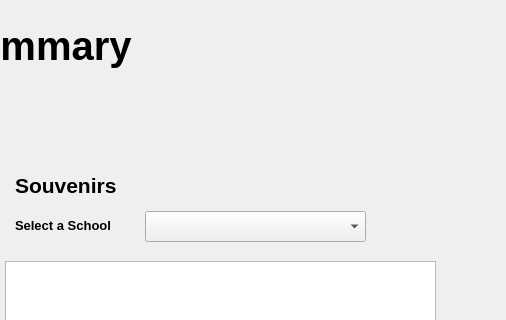
This is tripsummary.ui in rizzi-trevor/Proj2TempRepo as Qt 5 draws it before an edit; both pictures show x 425 to 931 and y 0 to 320 of the 931 by 733 pixel window. The edited form follows.
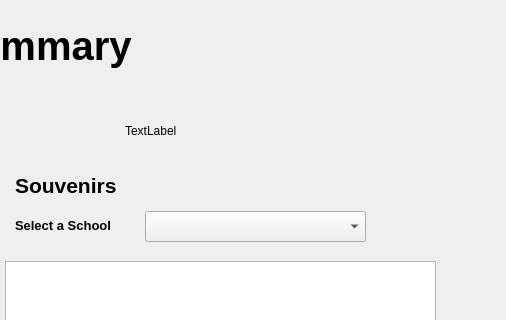
This is the edited form.

The edit to the form file:
```diff
--- a/tripsummary.ui
+++ b/tripsummary.ui
@@ -242,6 +242,19 @@
     <string>Trip Total :</string>
    </property>
   </widget>
+  <widget class="QLabel" name="label_2">
+   <property name="geometry">
+    <rect>
+     <x>550</x>
+     <y>100</y>
+     <width>231</width>
+     <height>61</height>
+    </rect>
+   </property>
+   <property name="text">
+    <string>TextLabel</string>
+   </property>
+  </widget>
  </widget>
  <resources/>
  <connections/>
```
